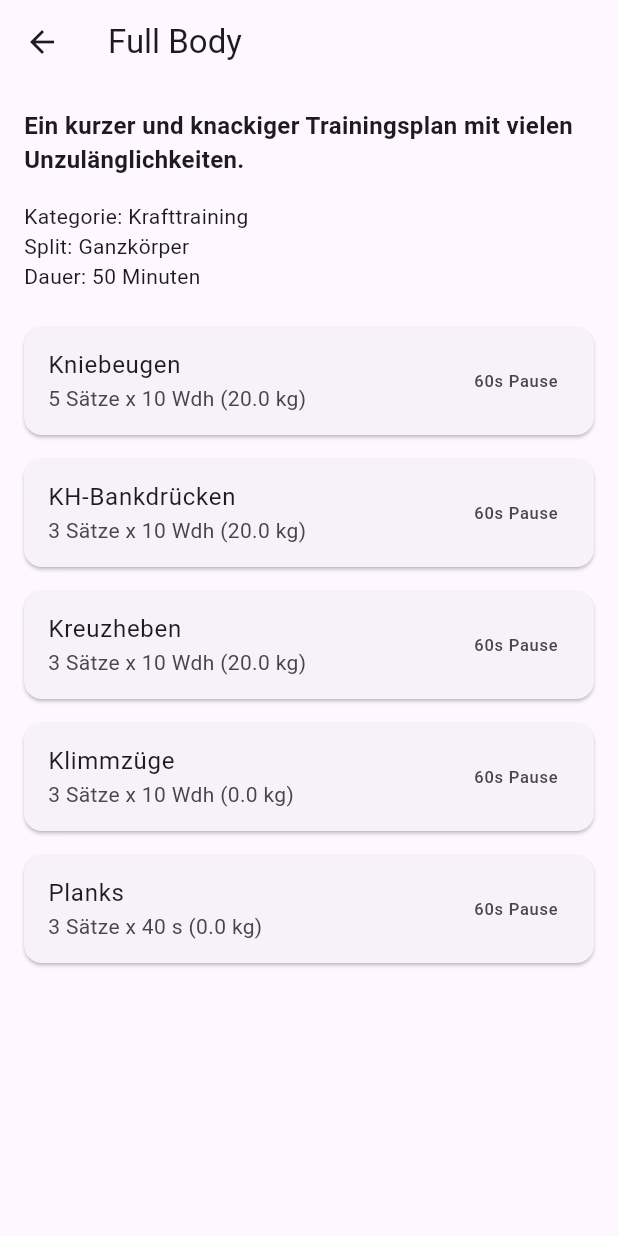
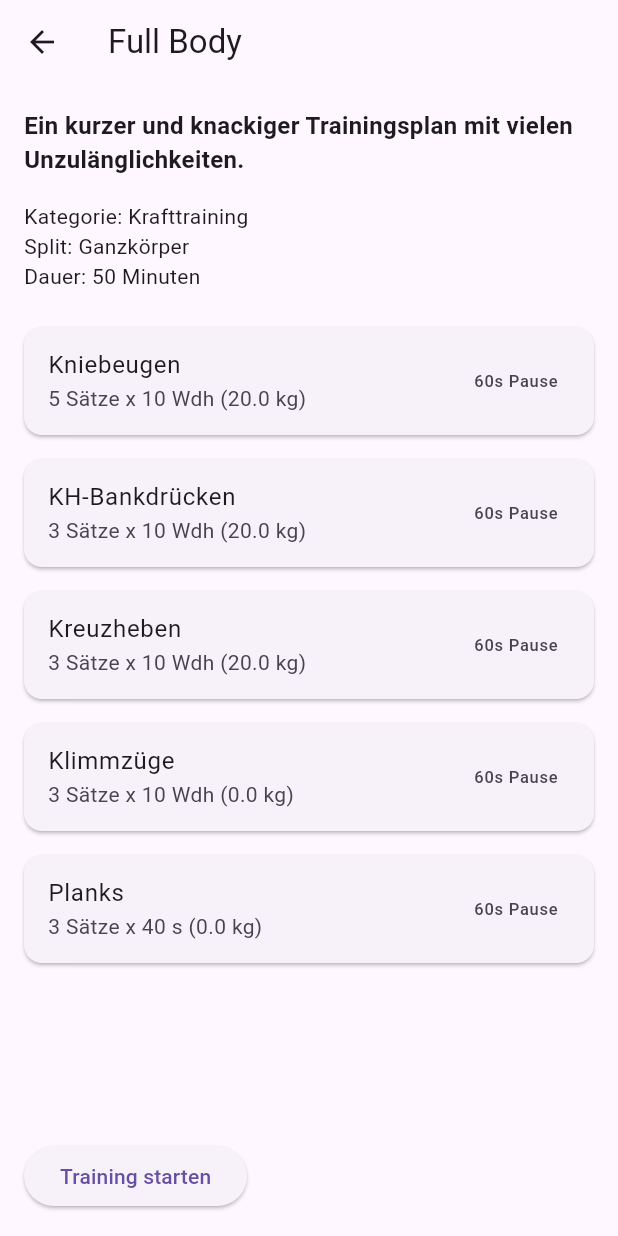
Before and after one commit to jonif-dev/MCI---Technical-Interview, a Flutter app: the screen it shows once a user with an empty profile is signed in, after a tap on "Full Body", on a phone screen of 412 x 824 dp. Run offline on Flutter 3.47's test engine with Material 3 defaults, Android fonts, the phone set to English and light mode, and no system bars; our stand-ins replace cloud_firestore, firebase_auth, firebase_core, get; accounts and stored records are empty; network calls fail.

Commit message:
TrainingFlow and save data to firestore

```diff
--- a/lib/controller/AuthController.dart
+++ b/lib/controller/AuthController.dart
@@ -21,6 +21,10 @@ class AuthController extends GetxController {
     }
   }
 
+  String? get userId {
+    return firebaseUser.value?.uid;
+  }
+
   Future<void> login(String email, String password) async {
     try {
       await FirebaseAuth.instance.signInWithEmailAndPassword(
--- a/lib/controller/TrainingService.dart
+++ b/lib/controller/TrainingService.dart
@@ -1,6 +1,6 @@
 import 'dart:convert';
 import 'package:flutter/services.dart';
-import 'package:mci_fitness_app/model/training.dart';
+import 'package:mci_fitness_app/model/Training.dart';
 
 class TrainingService {
   static Future<List<Training>> loadTrainings() async {
@@ -8,7 +8,7 @@ class TrainingService {
         await rootBundle.loadString('assets/trainingsplan.json');
 
     final List<dynamic> data = json.decode(response);
-    print(data.length);
+
     return data.map((json) => Training.fromJson(json)).toList();
   }
 }
--- a/lib/model/Training.dart
+++ b/lib/model/Training.dart
@@ -1,12 +1,12 @@
 import 'package:mci_fitness_app/model/Uebung.dart';
 
 class Training {
-  final String name;
-  final String description;
-  final int duration;
-  final String category;
-  final String split;
-  final List<Uebung> exercises;
+  String name;
+  String description;
+  int duration;
+  String category;
+  String split;
+  List<Uebung> exercises;
 
   Training({
     required this.name,
--- a/lib/view/DashboardView.dart
+++ b/lib/view/DashboardView.dart
@@ -1,14 +1,22 @@
 import 'package:flutter/material.dart';
 import 'package:mci_fitness_app/controller/AuthController.dart';
 import 'package:mci_fitness_app/controller/TrainingService.dart';
-import 'package:mci_fitness_app/model/training.dart';
+import 'package:mci_fitness_app/model/Training.dart';
 import 'package:mci_fitness_app/view/TrainingDetailView.dart';
 
 class DashboardView extends StatelessWidget {
   @override
   Widget build(BuildContext context) {
     return Scaffold(
-      appBar: AppBar(title: Text('Trainings-Dashboard')),
+      appBar: AppBar(
+        title: Text('Trainings-Dashboard'),
+        actions: [
+          IconButton(
+            onPressed: () => AuthController.instance.logout(),
+            icon: Icon(Icons.logout),
+          ),
+        ],
+      ),
       body: FutureBuilder<List<Training>>(
         future: TrainingService.loadTrainings(),
         builder: (context, snapshot) {
@@ -36,7 +44,7 @@ class DashboardView extends StatelessWidget {
                       context,
                       MaterialPageRoute(
                         builder: (context) =>
-                            TrainingDetailsView(training: training),
+                            TrainingDetailsView(currtraining: training),
                       ),
                     );
                   },
--- a/lib/view/TrainingDetailView.dart
+++ b/lib/view/TrainingDetailView.dart
@@ -1,34 +1,37 @@
 import 'package:flutter/material.dart';
-import 'package:mci_fitness_app/model/training.dart';
+import 'package:get/get.dart';
+import 'package:get/get_core/src/get_main.dart';
+import 'package:mci_fitness_app/model/Training.dart';
+import 'package:mci_fitness_app/view/TrainingFlowView.dart';
 
 class TrainingDetailsView extends StatelessWidget {
-  final Training training;
+  final Training currtraining;
 
-  TrainingDetailsView({required this.training});
+  TrainingDetailsView({required this.currtraining});
 
   @override
   Widget build(BuildContext context) {
     return Scaffold(
-      appBar: AppBar(title: Text(training.name)),
+      appBar: AppBar(title: Text(currtraining.name)),
       body: Padding(
         padding: const EdgeInsets.all(16.0),
         child: Column(
           crossAxisAlignment: CrossAxisAlignment.start,
           children: [
             Text(
-              training.description,
+              currtraining.description,
               style: TextStyle(fontSize: 16, fontWeight: FontWeight.bold),
             ),
             SizedBox(height: 16),
-            Text('Kategorie: ${training.category}'),
-            Text('Split: ${training.split}'),
-            Text('Dauer: ${training.duration} Minuten'),
+            Text('Kategorie: ${currtraining.category}'),
+            Text('Split: ${currtraining.split}'),
+            Text('Dauer: ${currtraining.duration} Minuten'),
             SizedBox(height: 16),
             Expanded(
               child: ListView.builder(
-                itemCount: training.exercises.length,
+                itemCount: currtraining.exercises.length,
                 itemBuilder: (context, index) {
-                  final exercise = training.exercises[index];
+                  final exercise = currtraining.exercises[index];
                   return Card(
                     margin: EdgeInsets.symmetric(vertical: 8.0),
                     child: ListTile(
@@ -41,6 +44,12 @@ class TrainingDetailsView extends StatelessWidget {
                 },
               ),
             ),
+            ElevatedButton(
+              onPressed: () {
+                Get.to(() => TrainingFlowView(training: currtraining));
+              },
+              child: Text("Training starten"),
+            ),
           ],
         ),
       ),
--- a/pubspec.yaml
+++ b/pubspec.yaml
@@ -12,6 +12,7 @@ dependencies:
   get:
   firebase_auth:
   firebase_core:
+  cloud_firestore: ^5.6.1
 
 dev_dependencies:
   flutter_test:
```
Also changed, not shown: lib/controller/TrainingController.dart (added, +199 -0 lines), lib/model/Uebung.dart (+22 -0 lines), lib/view/TrainingFlowView.dart (added, +117 -0 lines), pubspec.lock, 3 other files.
